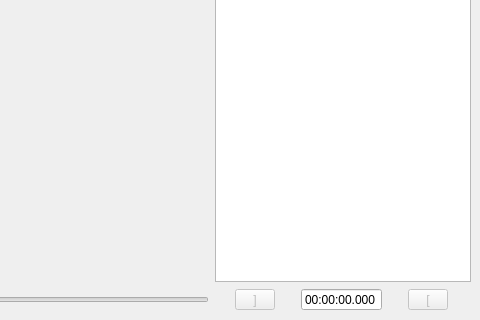
Before: the Qt Designer form edledit.ui in sbidoul/edledit, drawn with Qt 5; both pictures show x 444 to 924 and y 144 to 464 of the 924 by 464 pixel window.
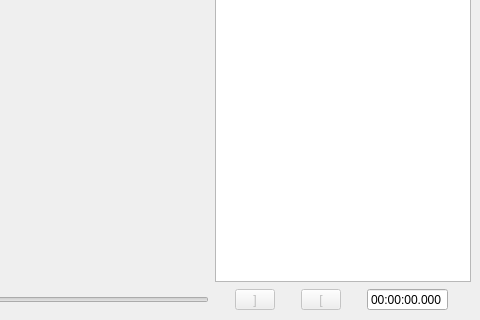
After: the same form once the commit is applied. Icons and pictures are not drawn. Custom widgets are drawn as their Qt base class.

```diff
--- a/edledit.ui
+++ b/edledit.ui
@@ -215,12 +215,7 @@
      </layout>
     </item>
     <item row="0" column="1">
-     <layout class="QVBoxLayout" name="verticalLayout_2">
-      <item>
        <layout class="QVBoxLayout" name="verticalLayout">
-        <property name="sizeConstraint">
-         <enum>QLayout::SetDefaultConstraint</enum>
-        </property>
         <item>
          <widget class="QTableView" name="edlTable">
           <property name="sizePolicy">
@@ -249,8 +244,6 @@
           </attribute>
          </widget>
         </item>
-       </layout>
-      </item>
       <item>
        <layout class="QHBoxLayout" name="horizontalLayout">
         <item>
@@ -274,12 +267,29 @@
            <iconset resource="edledit.qrc">
             <normaloff>:/images/cut_start.png</normaloff>:/images/cut_start.png</iconset>
           </property>
-          <property name="iconSize">
+         </widget>
+        </item>
+        <item>
+         <widget class="QToolButton" name="btCutStop">
+          <property name="enabled">
+           <bool>false</bool>
+          </property>
+          <property name="minimumSize">
            <size>
-            <width>32</width>
-            <height>16</height>
+            <width>40</width>
+            <height>0</height>
            </size>
           </property>
+          <property name="toolTip">
+           <string>Stop a cut at current position</string>
+          </property>
+          <property name="text">
+           <string>[</string>
+          </property>
+          <property name="icon">
+           <iconset resource="edledit.qrc">
+            <normaloff>:/images/eye.png</normaloff>:/images/eye.png</iconset>
+          </property>
          </widget>
         </item>
         <item>
@@ -304,35 +314,6 @@
           </property>
          </widget>
         </item>
-        <item>
-         <widget class="QToolButton" name="btCutStop">
-          <property name="enabled">
-           <bool>false</bool>
-          </property>
-          <property name="minimumSize">
-           <size>
-            <width>40</width>
-            <height>0</height>
-           </size>
-          </property>
-          <property name="toolTip">
-           <string>Stop a cut at current position</string>
-          </property>
-          <property name="text">
-           <string>[</string>
-          </property>
-          <property name="icon">
-           <iconset resource="edledit.qrc">
-            <normaloff>:/images/cut_stop.png</normaloff>:/images/cut_stop.png</iconset>
-          </property>
-          <property name="iconSize">
-           <size>
-            <width>32</width>
-            <height>16</height>
-           </size>
-          </property>
-         </widget>
-        </item>
        </layout>
       </item>
      </layout>
```
Left out of the diff: 12 changed lines with no effect on the pictures. Lines whose indentation alone changed are shown as unchanged.
